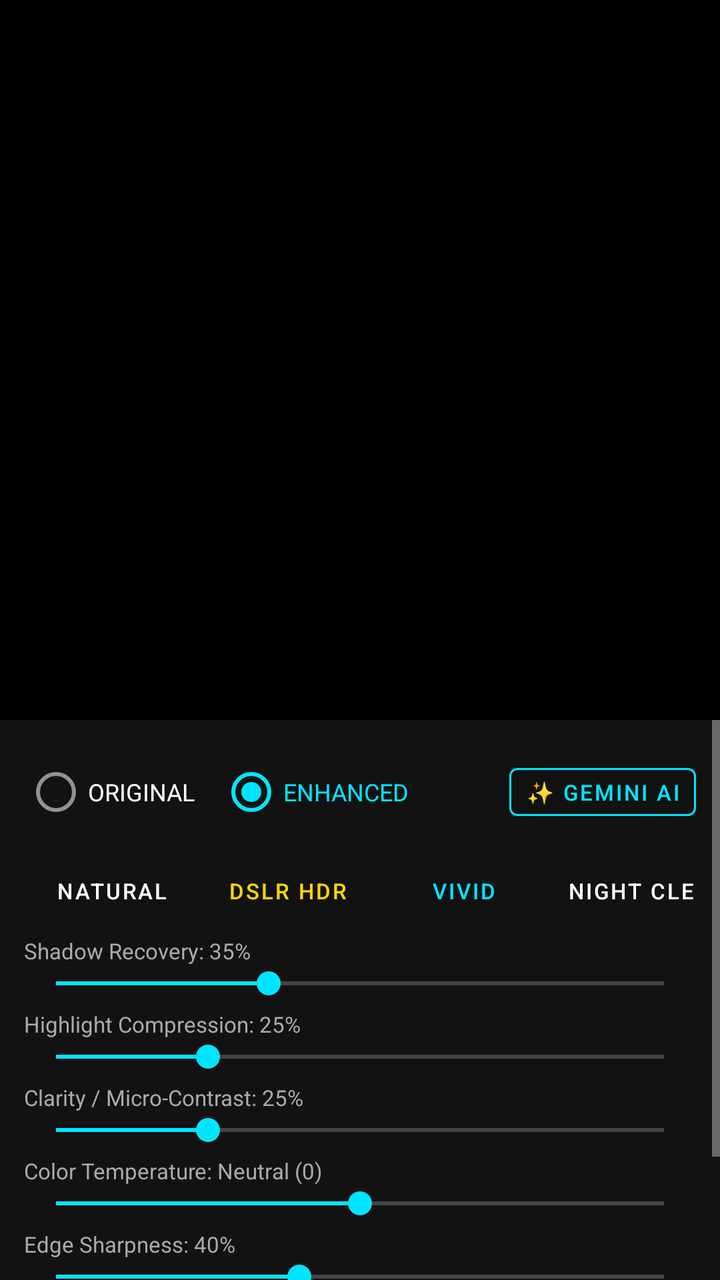
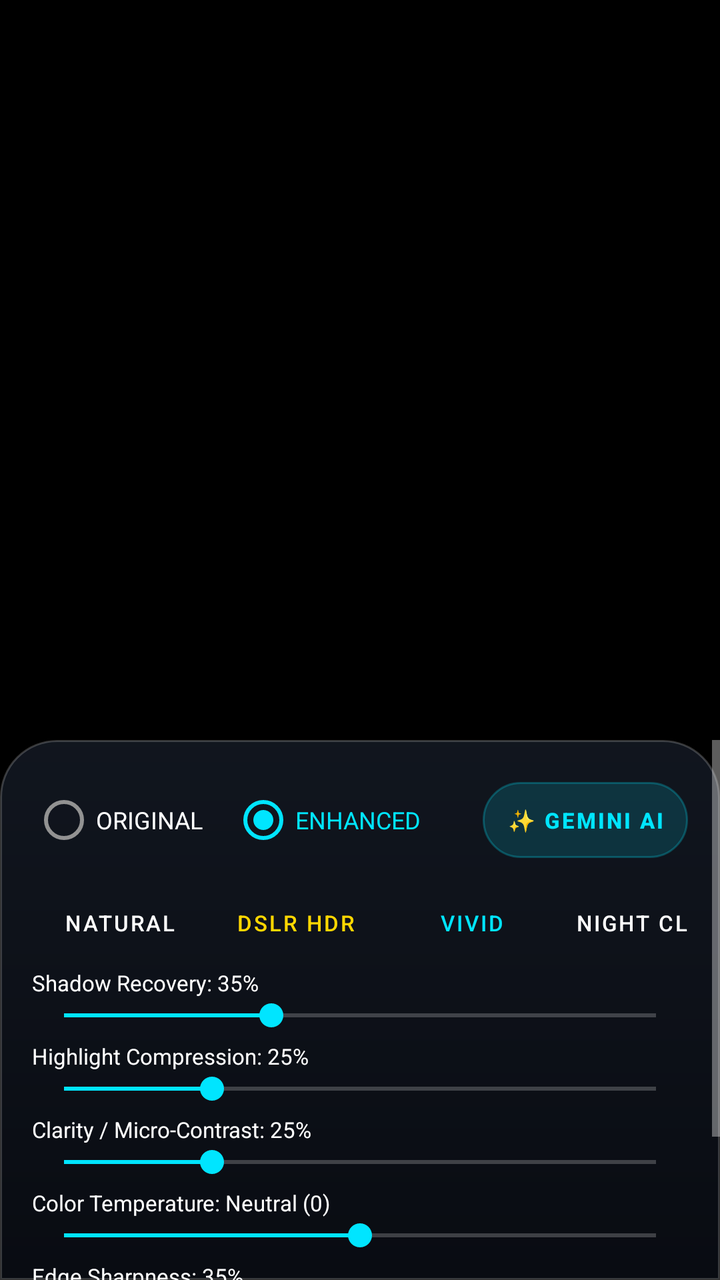

An Android layout rendered at two revisions. The XML below is the earlier revision; the diff shows what the commit changed to produce the second picture.
<!-- AndroidManifest.xml: application theme Theme.AstraCam -->
<!-- res/layout/activity_photo_review.xml -->
<?xml version="1.0" encoding="utf-8"?>
<androidx.constraintlayout.widget.ConstraintLayout xmlns:android="http://schemas.android.com/apk/res/android"
    xmlns:app="http://schemas.android.com/apk/res-auto"
    android:layout_width="match_parent"
    android:layout_height="match_parent"
    android:background="@color/black">

    <ImageView
        android:id="@+id/imagePreview"
        android:layout_width="0dp"
        android:layout_height="0dp"
        android:contentDescription="@string/label_enhanced"
        android:scaleType="fitCenter"
        app:layout_constraintBottom_toTopOf="@id/editorScrollPanel"
        app:layout_constraintEnd_toEndOf="parent"
        app:layout_constraintStart_toStartOf="parent"
        app:layout_constraintTop_toTopOf="parent" />

    <ProgressBar
        android:id="@+id/processingIndicator"
        style="?android:attr/progressBarStyle"
        android:layout_width="wrap_content"
        android:layout_height="wrap_content"
        android:visibility="gone"
        app:layout_constraintBottom_toBottomOf="@id/imagePreview"
        app:layout_constraintEnd_toEndOf="@id/imagePreview"
        app:layout_constraintStart_toStartOf="@id/imagePreview"
        app:layout_constraintTop_toTopOf="@id/imagePreview" />

    
    <ScrollView
        android:id="@+id/editorScrollPanel"
        android:layout_width="0dp"
        android:layout_height="280dp"
        android:background="@color/surface_dark"
        app:layout_constraintBottom_toBottomOf="parent"
        app:layout_constraintEnd_toEndOf="parent"
        app:layout_constraintStart_toStartOf="parent">

        <LinearLayout
            android:layout_width="match_parent"
            android:layout_height="wrap_content"
            android:orientation="vertical"
            android:padding="12dp">

            
            <LinearLayout
                android:layout_width="match_parent"
                android:layout_height="wrap_content"
                android:gravity="center_vertical"
                android:orientation="horizontal">

                <RadioGroup
                    android:id="@+id/toggleComparison"
                    android:layout_width="0dp"
                    android:layout_height="wrap_content"
                    android:layout_weight="1"
                    android:gravity="center_vertical"
                    android:orientation="horizontal">

                    <RadioButton
                        android:id="@+id/rbOriginal"
                        android:layout_width="wrap_content"
                        android:layout_height="wrap_content"
                        android:text="@string/label_original"
                        android:textColor="@color/white"
                        android:textSize="12sp" />

                    <RadioButton
                        android:id="@+id/rbEnhanced"
                        android:layout_width="wrap_content"
                        android:layout_height="wrap_content"
                        android:layout_marginStart="12dp"
                        android:checked="true"
                        android:text="@string/label_enhanced"
                        android:textColor="@color/primary_accent"
                        android:textSize="12sp" />
                </RadioGroup>

                <Button
                    android:id="@+id/btnGeminiAi"
                    style="@style/Widget.MaterialComponents.Button.OutlinedButton"
                    android:layout_width="wrap_content"
                    android:layout_height="36dp"
                    android:paddingStart="8dp"
                    android:paddingEnd="8dp"
                    android:text="✨ Gemini AI"
                    android:textColor="@color/primary_accent"
                    android:textSize="11sp"
                    app:strokeColor="@color/primary_accent" />
            </LinearLayout>

            
            <HorizontalScrollView
                android:layout_width="match_parent"
                android:layout_height="wrap_content"
                android:layout_marginTop="8dp"
                android:scrollbars="none">

                <LinearLayout
                    android:layout_width="wrap_content"
                    android:layout_height="wrap_content"
                    android:orientation="horizontal">

                    <Button
                        android:id="@+id/presetNatural"
                        style="@style/Widget.MaterialComponents.Button.TextButton"
                        android:layout_width="wrap_content"
                        android:layout_height="34dp"
                        android:text="Natural"
                        android:textColor="@color/white"
                        android:textSize="11sp" />

                    <Button
                        android:id="@+id/presetHdr"
                        style="@style/Widget.MaterialComponents.Button.TextButton"
                        android:layout_width="wrap_content"
                        android:layout_height="34dp"
                        android:text="DSLR HDR"
                        android:textColor="@color/badge_hdr"
                        android:textSize="11sp" />

                    <Button
                        android:id="@+id/presetVivid"
                        style="@style/Widget.MaterialComponents.Button.TextButton"
                        android:layout_width="wrap_content"
                        android:layout_height="34dp"
                        android:text="Vivid"
                        android:textColor="@color/primary_accent"
                        android:textSize="11sp" />

                    <Button
                        android:id="@+id/presetLowLight"
                        style="@style/Widget.MaterialComponents.Button.TextButton"
                        android:layout_width="wrap_content"
                        android:layout_height="34dp"
                        android:text="Night Clean"
                        android:textColor="@color/white"
                        android:textSize="11sp" />
                </LinearLayout>
            </HorizontalScrollView>

            
            <TextView
                android:id="@+id/lblShadows"
                android:layout_width="wrap_content"
                android:layout_height="wrap_content"
                android:layout_marginTop="6dp"
                android:text="Shadow Recovery: 35%"
                android:textColor="@color/text_secondary"
                android:textSize="11sp" />

            <SeekBar
                android:id="@+id/sbShadows"
                android:layout_width="match_parent"
                android:layout_height="wrap_content"
                android:max="100"
                android:progress="35"
                android:progressTint="@color/primary_accent"
                android:thumbTint="@color/primary_accent" />

            <TextView
                android:id="@+id/lblHighlights"
                android:layout_width="wrap_content"
                android:layout_height="wrap_content"
                android:layout_marginTop="4dp"
                android:text="Highlight Compression: 25%"
                android:textColor="@color/text_secondary"
                android:textSize="11sp" />

            <SeekBar
                android:id="@+id/sbHighlights"
                android:layout_width="match_parent"
                android:layout_height="wrap_content"
                android:max="100"
                android:progress="25"
                android:progressTint="@color/primary_accent"
                android:thumbTint="@color/primary_accent" />

            <TextView
                android:id="@+id/lblClarity"
                android:layout_width="wrap_content"
                android:layout_height="wrap_content"
                android:layout_marginTop="4dp"
                android:text="Clarity / Micro-Contrast: 25%"
                android:textColor="@color/text_secondary"
                android:textSize="11sp" />

            <SeekBar
                android:id="@+id/sbClarity"
                android:layout_width="match_parent"
                android:layout_height="wrap_content"
                android:max="100"
                android:progress="25"
                android:progressTint="@color/primary_accent"
                android:thumbTint="@color/primary_accent" />

            <TextView
                android:id="@+id/lblWarmth"
                android:layout_width="wrap_content"
                android:layout_height="wrap_content"
                android:layout_marginTop="4dp"
                android:text="Color Temperature: Neutral (0)"
                android:textColor="@color/text_secondary"
                android:textSize="11sp" />

            <SeekBar
                android:id="@+id/sbWarmth"
                android:layout_width="match_parent"
                android:layout_height="wrap_content"
                android:max="100"
                android:progress="50"
                android:progressTint="@color/primary_accent"
                android:thumbTint="@color/primary_accent" />

            <TextView
                android:id="@+id/lblSharpness"
                android:layout_width="wrap_content"
                android:layout_height="wrap_content"
                android:layout_marginTop="4dp"
                android:text="Edge Sharpness: 40%"
                android:textColor="@color/text_secondary"
                android:textSize="11sp" />

            <SeekBar
                android:id="@+id/sbSharpness"
                android:layout_width="match_parent"
                android:layout_height="wrap_content"
                android:max="100"
                android:progress="40"
                android:progressTint="@color/primary_accent"
                android:thumbTint="@color/primary_accent" />

            
            <LinearLayout
                android:layout_width="match_parent"
                android:layout_height="wrap_content"
                android:layout_marginTop="12dp"
                android:orientation="horizontal">

                <Button
                    android:id="@+id/btnBack"
                    android:layout_width="0dp"
                    android:layout_height="wrap_content"
                    android:layout_marginEnd="8dp"
                    android:layout_weight="1"
                    android:backgroundTint="@color/card_bg"
                    android:text="@string/btn_back"
                    android:textColor="@color/white" />

                <Button
                    android:id="@+id/btnSave"
                    android:layout_width="0dp"
                    android:layout_height="wrap_content"
                    android:layout_marginStart="8dp"
                    android:layout_weight="1"
                    android:backgroundTint="@color/primary_accent"
                    android:text="@string/btn_save_enhanced"
                    android:textColor="@color/black" />
            </LinearLayout>

        </LinearLayout>
    </ScrollView>

</androidx.constraintlayout.widget.ConstraintLayout>
<!-- resources referenced by this layout -->
<resources>
  <color name="badge_hdr">#FFD700</color>
  <color name="black">#000000</color>
  <color name="card_bg">#1E1E1E</color>
  <color name="primary_accent">#00E5FF</color>
  <color name="surface_dark">#121212</color>
  <color name="text_secondary">#AAAAAA</color>
  <color name="white">#FFFFFF</color>
  <string name="btn_back">Back</string>
  <string name="btn_save_enhanced">Save Enhanced</string>
  <string name="label_enhanced">ENHANCED</string>
  <string name="label_original">ORIGINAL</string>
  <style name="Theme.AstraCam" parent="Theme.MaterialComponents.NoActionBar">
          <item name="colorPrimary">@color/primary_accent</item>
          <item name="colorSecondary">@color/primary_accent</item>
          <item name="android:statusBarColor">@color/black</item>
          <item name="android:navigationBarColor">@color/black</item>
          <item name="android:windowBackground">@color/black</item>
      </style>
</resources>

<!-- the commit's change to res/layout/activity_photo_review.xml (unified diff, before → after) -->
@@ -5,6 +5,7 @@
     android:layout_height="match_parent"
     android:background="@color/black">
 
+    
     <ImageView
         android:id="@+id/imagePreview"
         android:layout_width="0dp"
@@ -16,6 +17,38 @@
         app:layout_constraintStart_toStartOf="parent"
         app:layout_constraintTop_toTopOf="parent" />
 
+    
+    <com.astracam.dualdevice.ui.AiScanOverlayView
+        android:id="@+id/aiScanOverlay"
+        android:layout_width="0dp"
+        android:layout_height="0dp"
+        android:visibility="gone"
+        app:layout_constraintBottom_toTopOf="@id/editorScrollPanel"
+        app:layout_constraintEnd_toEndOf="parent"
+        app:layout_constraintStart_toStartOf="parent"
+        app:layout_constraintTop_toTopOf="parent" />
+
+    
+    <TextView
+        android:id="@+id/aiStatusBadge"
+        android:layout_width="wrap_content"
+        android:layout_height="wrap_content"
+        android:layout_marginBottom="16dp"
+        android:background="@drawable/bg_glass_chip"
+        android:elevation="8dp"
+        android:paddingStart="16dp"
+        android:paddingTop="8dp"
+        android:paddingEnd="16dp"
+        android:paddingBottom="8dp"
+        android:text="✨ Gemini AI Neural Vision Active..."
+        android:textColor="@color/primary_accent"
+        android:textSize="12sp"
+        android:textStyle="bold"
+        android:visibility="gone"
+        app:layout_constraintBottom_toTopOf="@id/editorScrollPanel"
+        app:layout_constraintEnd_toEndOf="parent"
+        app:layout_constraintStart_toStartOf="parent" />
+
     <ProgressBar
         android:id="@+id/processingIndicator"
         style="?android:attr/progressBarStyle"
@@ -31,8 +64,9 @@
     <ScrollView
         android:id="@+id/editorScrollPanel"
         android:layout_width="0dp"
-        android:layout_height="280dp"
-        android:background="@color/surface_dark"
+        android:layout_height="270dp"
+        android:background="@drawable/bg_glass_panel"
+        android:elevation="12dp"
         app:layout_constraintBottom_toBottomOf="parent"
         app:layout_constraintEnd_toEndOf="parent"
         app:layout_constraintStart_toStartOf="parent">
@@ -41,7 +75,7 @@
             android:layout_width="match_parent"
             android:layout_height="wrap_content"
             android:orientation="vertical"
-            android:padding="12dp">
+            android:padding="16dp">
 
             
             <LinearLayout
@@ -70,7 +104,7 @@
                         android:id="@+id/rbEnhanced"
                         android:layout_width="wrap_content"
                         android:layout_height="wrap_content"
-                        android:layout_marginStart="12dp"
+                        android:layout_marginStart="14dp"
                         android:checked="true"
                         android:text="@string/label_enhanced"
                         android:textColor="@color/primary_accent"
@@ -79,22 +113,22 @@
 
                 <Button
                     android:id="@+id/btnGeminiAi"
-                    style="@style/Widget.MaterialComponents.Button.OutlinedButton"
                     android:layout_width="wrap_content"
-                    android:layout_height="36dp"
-                    android:paddingStart="8dp"
-                    android:paddingEnd="8dp"
-                    android:text="✨ Gemini AI"
+                    android:layout_height="38dp"
+                    android:background="@drawable/bg_glass_chip"
+                    android:paddingStart="12dp"
+                    android:paddingEnd="12dp"
+                    android:text="✨ GEMINI AI"
                     android:textColor="@color/primary_accent"
                     android:textSize="11sp"
-                    app:strokeColor="@color/primary_accent" />
+                    android:textStyle="bold" />
             </LinearLayout>
 
             
             <HorizontalScrollView
                 android:layout_width="match_parent"
                 android:layout_height="wrap_content"
-                android:layout_marginTop="8dp"
+                android:layout_marginTop="10dp"
                 android:scrollbars="none">
 
                 <LinearLayout
@@ -106,8 +140,8 @@
                         android:id="@+id/presetNatural"
                         style="@style/Widget.MaterialComponents.Button.TextButton"
                         android:layout_width="wrap_content"
-                        android:layout_height="34dp"
-                        android:text="Natural"
+                        android:layout_height="32dp"
+                        android:text="NATURAL"
                         android:textColor="@color/white"
                         android:textSize="11sp" />
 
@@ -115,7 +149,7 @@
                         android:id="@+id/presetHdr"
                         style="@style/Widget.MaterialComponents.Button.TextButton"
                         android:layout_width="wrap_content"
-                        android:layout_height="34dp"
+                        android:layout_height="32dp"
                         android:text="DSLR HDR"
                         android:textColor="@color/badge_hdr"
                         android:textSize="11sp" />
@@ -124,17 +158,17 @@
                         android:id="@+id/presetVivid"
                         style="@style/Widget.MaterialComponents.Button.TextButton"
                         android:layout_width="wrap_content"
-                        android:layout_height="34dp"
-                        android:text="Vivid"
+                        android:layout_height="32dp"
+                        android:text="VIVID"
                         android:textColor="@color/primary_accent"
                         android:textSize="11sp" />
 
                     <Button
-                        android:id="@+id/presetLowLight"
+                        android:id="@+id/presetNightClean"
                         style="@style/Widget.MaterialComponents.Button.TextButton"
                         android:layout_width="wrap_content"
-                        android:layout_height="34dp"
-                        android:text="Night Clean"
+                        android:layout_height="32dp"
+                        android:text="NIGHT CLEAN"
                         android:textColor="@color/white"
                         android:textSize="11sp" />
                 </LinearLayout>
@@ -145,9 +179,9 @@
                 android:id="@+id/lblShadows"
                 android:layout_width="wrap_content"
                 android:layout_height="wrap_content"
-                android:layout_marginTop="6dp"
+                android:layout_marginTop="8dp"
                 android:text="Shadow Recovery: 35%"
-                android:textColor="@color/text_secondary"
+                android:textColor="@color/white"
                 android:textSize="11sp" />
 
             <SeekBar
@@ -165,7 +199,7 @@
                 android:layout_height="wrap_content"
                 android:layout_marginTop="4dp"
                 android:text="Highlight Compression: 25%"
-                android:textColor="@color/text_secondary"
+                android:textColor="@color/white"
                 android:textSize="11sp" />
 
             <SeekBar
@@ -183,7 +217,7 @@
                 android:layout_height="wrap_content"
                 android:layout_marginTop="4dp"
                 android:text="Clarity / Micro-Contrast: 25%"
-                android:textColor="@color/text_secondary"
+                android:textColor="@color/white"
                 android:textSize="11sp" />
 
             <SeekBar
@@ -201,7 +235,7 @@
                 android:layout_height="wrap_content"
                 android:layout_marginTop="4dp"
                 android:text="Color Temperature: Neutral (0)"
-                android:textColor="@color/text_secondary"
+                android:textColor="@color/white"
                 android:textSize="11sp" />
 
             <SeekBar
@@ -218,8 +252,8 @@
                 android:layout_width="wrap_content"
                 android:layout_height="wrap_content"
                 android:layout_marginTop="4dp"
-                android:text="Edge Sharpness: 40%"
-                android:textColor="@color/text_secondary"
+                android:text="Edge Sharpness: 35%"
+                android:textColor="@color/white"
                 android:textSize="11sp" />
 
             <SeekBar
@@ -227,7 +261,7 @@
                 android:layout_width="match_parent"
                 android:layout_height="wrap_content"
                 android:max="100"
-                android:progress="40"
+                android:progress="35"
                 android:progressTint="@color/primary_accent"
                 android:thumbTint="@color/primary_accent" />
 
@@ -235,28 +269,29 @@
             <LinearLayout
                 android:layout_width="match_parent"
                 android:layout_height="wrap_content"
-                android:layout_marginTop="12dp"
+                android:layout_marginTop="14dp"
                 android:orientation="horizontal">
 
                 <Button
                     android:id="@+id/btnBack"
                     android:layout_width="0dp"
-                    android:layout_height="wrap_content"
+                    android:layout_height="44dp"
                     android:layout_marginEnd="8dp"
                     android:layout_weight="1"
-                    android:backgroundTint="@color/card_bg"
+                    android:backgroundTint="#33FFFFFF"
                     android:text="@string/btn_back"
                     android:textColor="@color/white" />
 
                 <Button
                     android:id="@+id/btnSave"
                     android:layout_width="0dp"
-                    android:layout_height="wrap_content"
+                    android:layout_height="44dp"
                     android:layout_marginStart="8dp"
                     android:layout_weight="1"
                     android:backgroundTint="@color/primary_accent"
                     android:text="@string/btn_save_enhanced"
-                    android:textColor="@color/black" />
+                    android:textColor="@color/black"
+                    android:textStyle="bold" />
             </LinearLayout>
 
         </LinearLayout>
<!-- resource entries referenced after the edit -->
@@ -2,11 +2,33 @@
 <resources>
   <color name="badge_hdr">#FFD700</color>
   <color name="black">#000000</color>
-  <color name="card_bg">#1E1E1E</color>
   <color name="primary_accent">#00E5FF</color>
-  <color name="surface_dark">#121212</color>
-  <color name="text_secondary">#AAAAAA</color>
   <color name="white">#FFFFFF</color>
+  <!-- drawable bg_glass_chip (drawable) -->
+  <?xml version="1.0" encoding="utf-8"?>
+  <shape xmlns:android="http://schemas.android.com/apk/res/android"
+      android:shape="rectangle">
+      <corners android:radius="20dp" />
+      <solid android:color="#26FFFFFF" />
+      <stroke
+          android:width="1dp"
+          android:color="#4000E5FF" />
+  </shape>
+  <!-- drawable bg_glass_panel (drawable) -->
+  <?xml version="1.0" encoding="utf-8"?>
+  <shape xmlns:android="http://schemas.android.com/apk/res/android"
+      android:shape="rectangle">
+      <corners
+          android:topLeftRadius="28dp"
+          android:topRightRadius="28dp" />
+      <gradient
+          android:angle="270"
+          android:endColor="#E60A0D14"
+          android:startColor="#CC151B26" />
+      <stroke
+          android:width="1dp"
+          android:color="#33FFFFFF" />
+  </shape>
   <string name="btn_back">Back</string>
   <string name="btn_save_enhanced">Save Enhanced</string>
   <string name="label_enhanced">ENHANCED</string>
